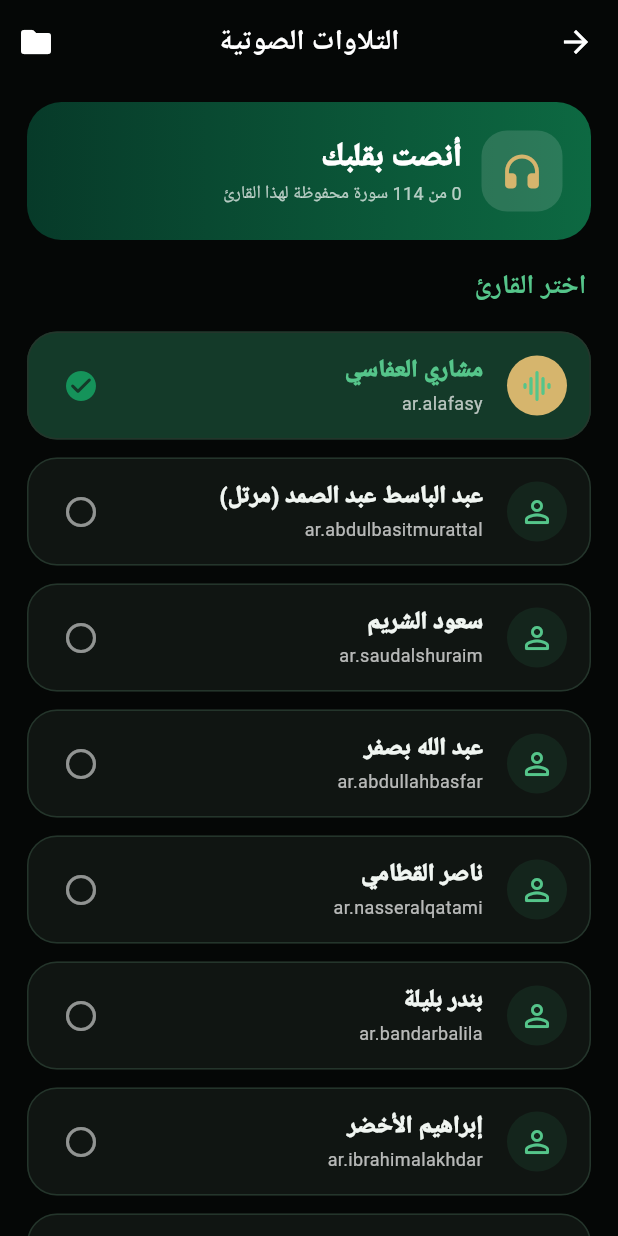
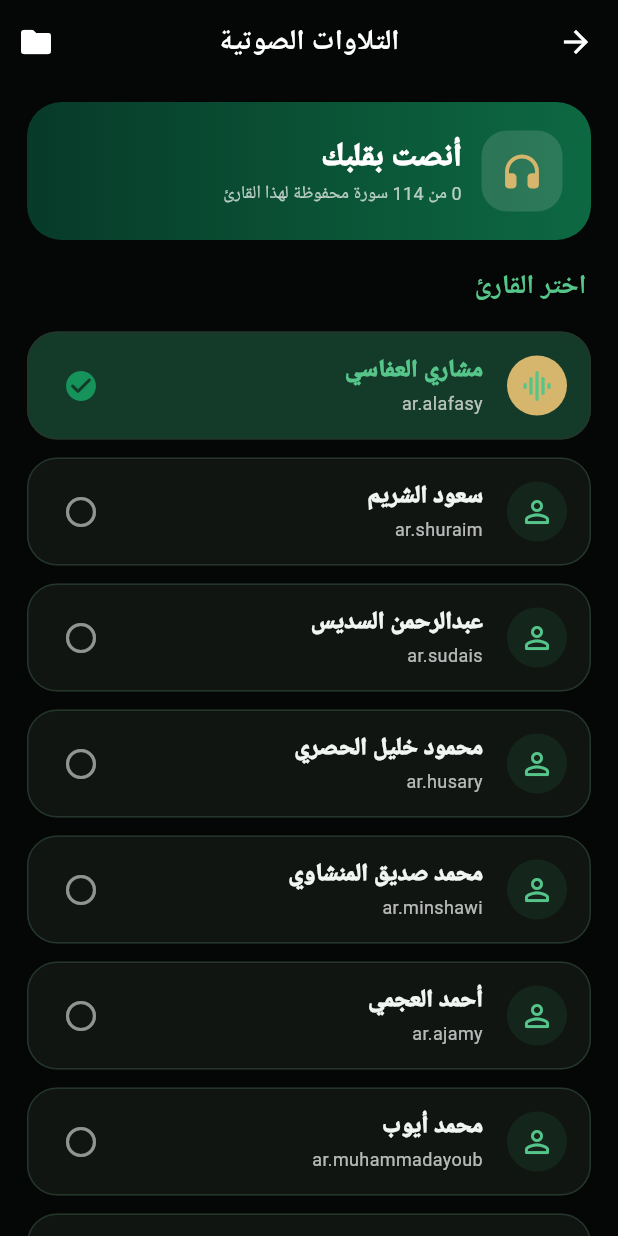
Before and after one commit to omsroor2019-rgb/Sakina-second-edition-, a Flutter app: the RecitersPage screen opened directly, on a phone screen of 412 x 824 dp. Run offline on Flutter 3.47's test engine with Material 3 defaults, Android fonts, the phone set to English and light mode, and no system bars; our stand-ins replace cross_file, geolocator, just_audio, sensors_plus, share_plus, shared_preferences; missing offline and left inert: adhan_dart; accounts and stored records are empty.

Commit message:
Refactor reciters list with new entries and sources
Updated reciters list to include additional sources and bitrates.

```diff
--- a/lib/data.dart
+++ b/lib/data.dart
@@ -370,17 +370,16 @@ const duas = <DuaItem>[
   DuaItem('دعاء العفو عند النسيان والخطأ', 'رَبَّنَا لَا تُؤَاخِذْنَا إِنْ نَسِينَا أَوْ أَخْطَأْنَا', 'سورة البقرة، الآية 286', category: 'أدعية من القرآن', topic: 'الهم والكرب'),
 ];
 
-// Reciter editions verified against the current AlQuran Cloud by-surah CDN index.
-// The available surah files for these editions are served at 128 kbps.
-const reciters = <Map<String, String>>[
-  {'name': 'مشاري العفاسي', 'edition': 'ar.alafasy', 'bitrate': '128'},
-  {'name': 'عبد الباسط عبد الصمد (مرتل)', 'edition': 'ar.abdulbasitmurattal', 'bitrate': '128'},
-  {'name': 'سعود الشريم', 'edition': 'ar.saudalshuraim', 'bitrate': '128'},
-  {'name': 'عبد الله بصفر', 'edition': 'ar.abdullahbasfar', 'bitrate': '128'},
-  {'name': 'ناصر القطامي', 'edition': 'ar.nasseralqatami', 'bitrate': '128'},
-  {'name': 'بندر بليلة', 'edition': 'ar.bandarbalila', 'bitrate': '128'},
-  {'name': 'إبراهيم الأخضر', 'edition': 'ar.ibrahimalakhdar', 'bitrate': '128'},
-  {'name': 'محمود علي البنا', 'edition': 'ar.mahmoudalialbanna', 'bitrate': '128'},
-  {'name': 'عبد الله المطرود', 'edition': 'ar.abdullahalmatrood', 'bitrate': '128'},
-  {'name': 'عبد العزيز الزهراني', 'edition': 'ar.abdulazizazzahrani', 'bitrate': '128'},
+// The AlQuran Cloud IDs and default bitrates below follow its published CDN catalogue.
+// Requested additional reciters are loaded from MP3Quran's public reciters API at runtime.
+final reciters = <Map<String, String>>[
+  {'name': 'مشاري العفاسي', 'edition': 'ar.alafasy', 'bitrate': '128', 'source': 'alquran'},
+  {'name': 'سعود الشريم', 'edition': 'ar.shuraim', 'bitrate': '128', 'source': 'alquran'},
+  {'name': 'عبدالرحمن السديس', 'edition': 'ar.sudais', 'bitrate': '192', 'source': 'alquran'},
+  {'name': 'محمود خليل الحصري', 'edition': 'ar.husary', 'bitrate': '128', 'source': 'alquran'},
+  {'name': 'محمد صديق المنشاوي', 'edition': 'ar.minshawi', 'bitrate': '128', 'source': 'alquran'},
+  {'name': 'أحمد العجمي', 'edition': 'ar.ajamy', 'bitrate': '128', 'source': 'alquran'},
+  {'name': 'محمد أيوب', 'edition': 'ar.muhammadayoub', 'bitrate': '128', 'source': 'alquran'},
+  {'name': 'علي الحذيفي', 'edition': 'ar.hudhaify', 'bitrate': '128', 'source': 'alquran'},
+  {'name': 'محمد جبريل', 'edition': 'ar.muhammadjibreel', 'bitrate': '128', 'source': 'alquran'},
 ];
```
